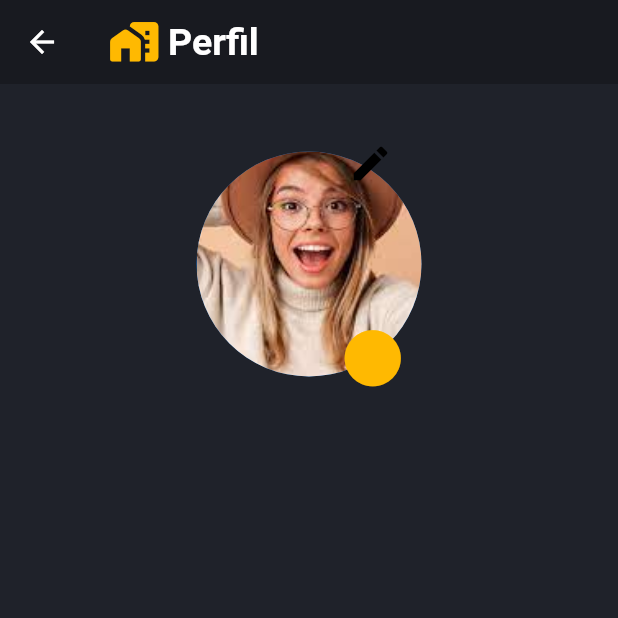
After one commit to jazminasaleh/arriendosu, a Flutter app: the InicioPublicaciones screen opened by its route, item 3 of the bottom bar chosen, on a phone screen of 412 x 824 dp, the top half of it. The commit adds this screen. Run offline on Flutter 3.47's test engine with Material 2 defaults, Android fonts, the phone set to English and light mode, and no system bars; our stand-ins replace font_awesome_flutter.

Commit message:
inicio pg perfil

```diff
--- /dev/null
+++ b/lib/src/pages/perfil/perfil_page.dart
@@ -0,0 +1,84 @@
+import 'package:app_arriendosu/src/pages/login/home_page.dart';
+import 'package:app_arriendosu/src/pages/publicaciones/listas_pages.dart';
+import 'package:flutter/material.dart';
+import 'package:app_arriendosu/src/utils/colors.dart' as utils;
+import 'package:font_awesome_flutter/font_awesome_flutter.dart';
+
+class PerfilPage extends StatelessWidget {
+  @override
+  Widget build(BuildContext context) {
+    return Scaffold(
+      backgroundColor: utils.Colors.azulOscuro,
+      appBar: AppBar(
+        //qleading: Text(''),
+        title: Padding(
+          padding: const EdgeInsets.symmetric(horizontal: 0),
+          child: Row(
+            children: [
+              Icon(
+                Icons.home_work_rounded,
+                color: utils.Colors.ocre,
+                size: 35,
+              ),
+              SizedBox(
+                width: 5,
+              ),
+              Text(
+                'Perfil',
+                style: TextStyle(
+                    fontSize: 25,
+                    color: utils.Colors.blanco,
+                    fontWeight: FontWeight.bold),
+              ),
+              SizedBox(
+                width: MediaQuery.of(context).size.width * 0.50,
+              )
+            ],
+          ),
+        ),
+      ),
+      body: SingleChildScrollView(
+        child: Center(
+          child: Stack(
+            children: [
+              Padding(
+                padding: EdgeInsets.only(top: 20),
+                child: Container(
+                  height: 200,
+                  width: 150,
+                  child: CircleAvatar(
+                    backgroundImage: AssetImage('assets/perfil/foto.jpg'),
+                    radius: 50,
+                  ),
+                ),
+              ),
+              Positioned(
+                  bottom: 15,
+                  right: 10,
+                  child: Icon(
+                    Icons.circle,
+                    size: 45,
+                    color: utils.Colors.ocre,
+                  )),
+              Positioned(
+                  bottom: 143,
+                  right: 10,
+                  child:
+                  IconButton(
+                    icon:
+                        Icon(Icons.edit, size: 30, color: Colors.black),
+                    onPressed: () {
+                      Navigator.push(
+                          context,
+                          MaterialPageRoute(
+                              builder: (context) => Home_Page()));
+                    },
+                  )
+              ),
+            ],
+          ),
+        ),
+      ),
+    );
+  }
+}
--- a/pubspec.yaml
+++ b/pubspec.yaml
@@ -64,7 +64,7 @@ flutter:
   assets:
     - assets/registro/
     - assets/publicaciones/
-    - assets/menu/
+    - assets/perfil/
   #   - images/a_dot_ham.jpeg
 
   # An image asset can refer to one or more resolution-specific "variants", see
```
Also changed, not shown: lib/src/pages/publicaciones/inicio_publicaciones_page.dart (+36 -9 lines), lib/src/pages/publicaciones/listas_pages.dart (+4 -3 lines), assets/menu/foto.jpg (deleted), assets/perfil/foto.jpg (added), lib/src/pages/perfil/editar_perfil_page.dart (added), 1 other file.
